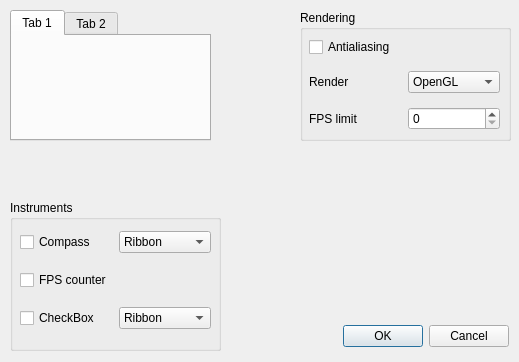
Old version of the form src/ui/hud2/HUD2Dialog.ui in the repository mavlink/qgroundcontrol.
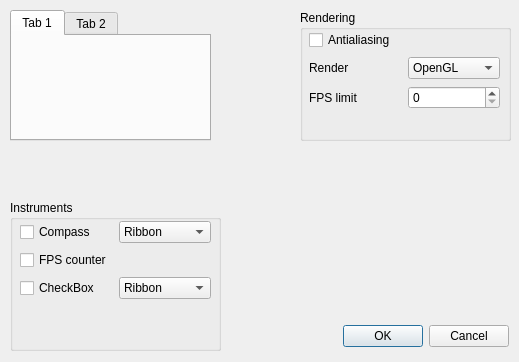
New version of the form.

Patch:
```diff
--- a/src/ui/hud2/HUD2Dialog.ui
+++ b/src/ui/hud2/HUD2Dialog.ui
@@ -31,7 +31,7 @@
       <x>10</x>
       <y>20</y>
       <width>191</width>
-      <height>121</height>
+      <height>81</height>
      </rect>
     </property>
     <layout class="QGridLayout" name="gridLayout">
@@ -131,7 +131,7 @@
       <x>9</x>
       <y>19</y>
       <width>191</width>
-      <height>111</height>
+      <height>81</height>
      </rect>
     </property>
     <layout class="QGridLayout" name="gridLayout_3">
```
Left out of the diff: 7 changed lines with no effect on the pictures.
